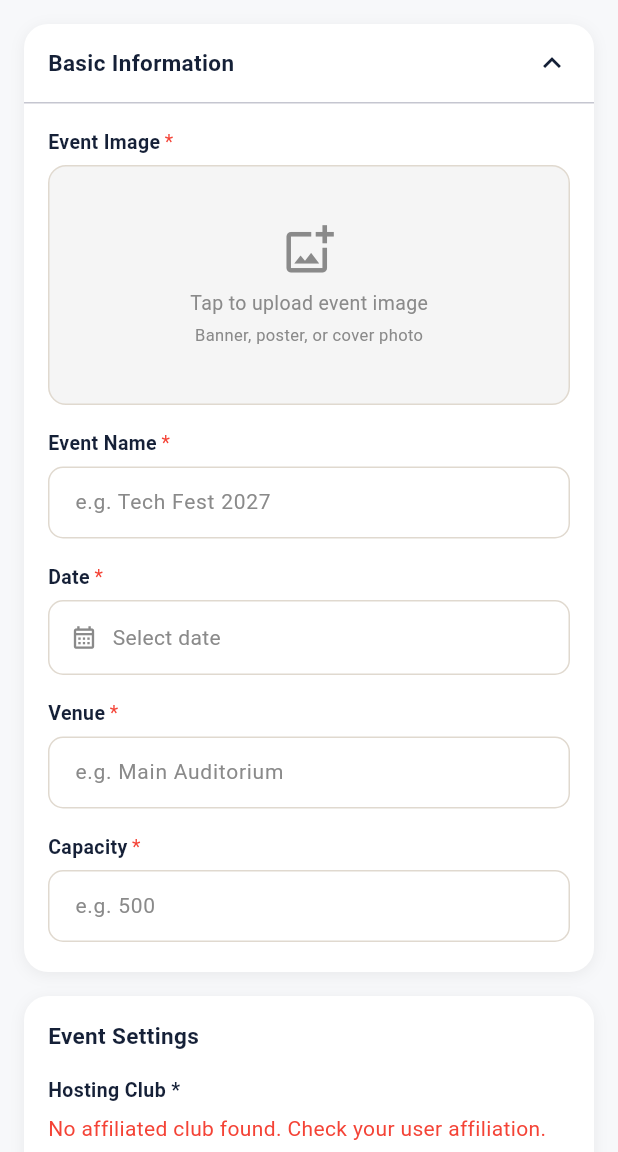
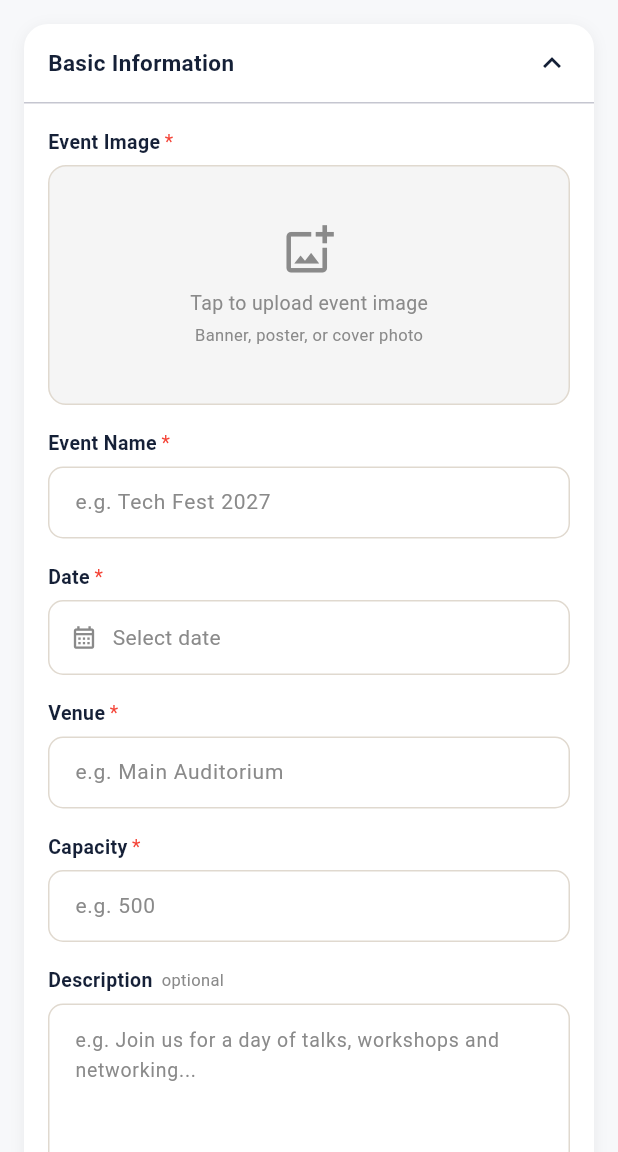
Before and after one commit to Ahmed-Imtiaz-Rafi/EventHive, a Flutter app: the CreateEventScreen screen opened by its route, on a phone screen of 412 x 824 dp, the part 84-1236 px from its top. Run offline on Flutter 3.47's test engine with Material 3 defaults, Android fonts, the phone set to English and light mode, and no system bars; our stand-ins replace flutter_riverpod, go_router, image_picker, supabase_flutter; accounts and stored records are empty.

Commit message:
fix done for the screen

```diff
--- a/lib/screens/organizer/create_event_screen.dart
+++ b/lib/screens/organizer/create_event_screen.dart
@@ -22,6 +22,8 @@ class _CreateEventScreenState extends State<CreateEventScreen> {
   final TextEditingController _nameCtrl = TextEditingController();
   final TextEditingController _venueCtrl = TextEditingController();
   final TextEditingController _capacityCtrl = TextEditingController();
+  // Description is optional — maps to events.description in the schema
+  final TextEditingController _descCtrl = TextEditingController();
 
   DateTime? _selectedDate;
   TimeOfDay? _startTime;
@@ -52,6 +54,7 @@ class _CreateEventScreenState extends State<CreateEventScreen> {
     _nameCtrl.dispose();
     _venueCtrl.dispose();
     _capacityCtrl.dispose();
+    _descCtrl.dispose();
     super.dispose();
   }
 
@@ -471,7 +474,7 @@ class _CreateEventScreenState extends State<CreateEventScreen> {
           'p_capacity': capacity,
           'p_category_ids': _selectedCategoryIds.toList(),
           'p_club_id': _selectedClubId,
-          'p_description': null,
+          'p_description': _descCtrl.text.trim().isEmpty ? null : _descCtrl.text.trim(),
           'p_start_time': _formatTime(_startTime),
           'p_end_time': _formatTime(_endTime),
           'p_image_url': imageUrl,
@@ -666,6 +669,7 @@ class _CreateEventScreenState extends State<CreateEventScreen> {
                 nameCtrl: _nameCtrl,
                 venueCtrl: _venueCtrl,
                 capacityCtrl: _capacityCtrl,
+                descCtrl: _descCtrl,
                 selectedDate: _selectedDate,
                 onDateSelected: (date) {
                   setState(() => _selectedDate = date);
--- a/lib/screens/organizer/manage_event_screen.dart
+++ b/lib/screens/organizer/manage_event_screen.dart
@@ -28,13 +28,30 @@ class _ManageEventScreenState extends State<ManageEventScreen> {
     _loadEvent();
   }
 
-  /// Fetches the full event row using its UUID.
+  /// Fetches the full event row using its UUID, after verifying ownership.
+  /// Only events linked to the signed-in user via event_organizer are allowed.
   Future<void> _loadEvent() async {
     setState(() {
       _loading = true;
       _error = null;
     });
     try {
+      final userId = _supabase.auth.currentUser?.id;
+      if (userId == null) throw Exception('Not signed in.');
+
+      // Ownership check: confirm this user is an organizer of this event
+      // before loading any details. This prevents accessing events by URL.
+      final ownerCheck = await _supabase
+          .from('event_organizer')
+          .select('event_id')
+          .eq('event_id', widget.eventId)
+          .eq('user_id', userId)
+          .maybeSingle();
+
+      if (ownerCheck == null) {
+        throw Exception('You do not have permission to manage this event.');
+      }
+
       final row = await _supabase
           .from('events')
           .select()
--- a/lib/screens/organizer/organizer_home_screen.dart
+++ b/lib/screens/organizer/organizer_home_screen.dart
@@ -67,7 +67,7 @@ class _OrganizerHomeScreenState extends State<OrganizerHomeScreen> {
     super.dispose();
   }
 
-  // Fetches events, including each event's own image URL.
+  // Fetches ALL events so the home screen shows a complete browse list.
   Future<void> _loadEvents() async {
     try {
       final data = await Supabase.instance.client
@@ -75,7 +75,7 @@ class _OrganizerHomeScreenState extends State<OrganizerHomeScreen> {
           .select()
           .order('event_date', ascending: true);
 
-      final events = data.map<_EventItem>((event) {
+      final events = (data as List).map<_EventItem>((event) {
         return _EventItem(
           eventId: (event['event_id'] ?? '').toString(),
           title: (event['name'] ?? '').toString(),
@@ -83,16 +83,12 @@ class _OrganizerHomeScreenState extends State<OrganizerHomeScreen> {
           location: (event['venue'] ?? '').toString(),
           status: (event['status'] ?? 'unknown').toString(),
           registered: 0,
-          capacity:
-          (event['capacity'] as num?)?.toInt() ?? 0,
-
-          // Uses the URL saved in this event's image_url column.
+          capacity: (event['capacity'] as num?)?.toInt() ?? 0,
           imageUrl: (event['image_url'] ?? '').toString().trim(),
         );
       }).toList();
 
       if (!mounted) return;
-
       setState(() {
         _events = events;
         _filteredEvents = events;
@@ -100,11 +96,7 @@ class _OrganizerHomeScreenState extends State<OrganizerHomeScreen> {
       });
     } catch (e) {
       if (!mounted) return;
-
-      setState(() {
-        _isLoading = false;
-      });
-
+      setState(() => _isLoading = false);
       debugPrint('Error loading events: $e');
     }
   }
--- a/lib/widgets/organizer/event_basic_info_card.dart
+++ b/lib/widgets/organizer/event_basic_info_card.dart
@@ -10,6 +10,7 @@ class EventBasicInfoCard extends StatefulWidget {
   final TextEditingController nameCtrl;
   final TextEditingController venueCtrl;
   final TextEditingController capacityCtrl;
+  final TextEditingController descCtrl;
 
   final DateTime? selectedDate;
   final ValueChanged<DateTime> onDateSelected;
@@ -22,6 +23,7 @@ class EventBasicInfoCard extends StatefulWidget {
     required this.nameCtrl,
     required this.venueCtrl,
     required this.capacityCtrl,
+    required this.descCtrl,
     required this.selectedDate,
     required this.onDateSelected,
     required this.pickedImage,
@@ -327,6 +329,41 @@ class _EventBasicInfoCardState extends State<EventBasicInfoCard> {
                       FilteringTextInputFormatter.digitsOnly,
                     ],
                   ),
+                  const SizedBox(height: 16),
+                  _labelOptional('Description'),
+                  TextFormField(
+                    controller: widget.descCtrl,
+                    maxLines: 4,
+                    maxLength: 2000,
+                    style: const TextStyle(
+                      fontSize: 14,
+                      color: kTextMain,
+                    ),
+                    decoration: InputDecoration(
+                      hintText:
+                      'e.g. Join us for a day of talks, workshops and networking...',
+                      hintStyle: const TextStyle(
+                        color: kTextSub,
+                        fontSize: 13,
+                      ),
+                      contentPadding: const EdgeInsets.all(14),
+                      filled: true,
+                      fillColor: Colors.white,
+                      border: OutlineInputBorder(
+                        borderRadius: BorderRadius.circular(10),
+                        borderSide: const BorderSide(color: kBorder),
+                      ),
+                      enabledBorder: OutlineInputBorder(
+                        borderRadius: BorderRadius.circular(10),
+                        borderSide: const BorderSide(color: kBorder),
+                      ),
+                      focusedBorder: OutlineInputBorder(
+                        borderRadius: BorderRadius.circular(10),
+                        borderSide:
+                        const BorderSide(color: kNavy, width: 1.5),
+                      ),
+                    ),
+                  ),
                 ],
               ),
             ),
@@ -356,6 +393,33 @@ class _EventBasicInfoCardState extends State<EventBasicInfoCard> {
             style: TextStyle(
               color: Colors.red,
               fontSize: 13,
+            ),
+          ),
+        ],
+      ),
+    );
+  }
+
+  /// Creates a label for an optional form field (no asterisk).
+  Widget _labelOptional(String text) {
+    return Padding(
+      padding: const EdgeInsets.only(bottom: 6),
+      child: Row(
+        children: [
+          Text(
+            text,
+            style: const TextStyle(
+              fontSize: 13,
+              fontWeight: FontWeight.w600,
+              color: kTextMain,
+            ),
+          ),
+          const SizedBox(width: 6),
+          const Text(
+            'optional',
+            style: TextStyle(
+              fontSize: 11,
+              color: kTextSub,
             ),
           ),
         ],
```
